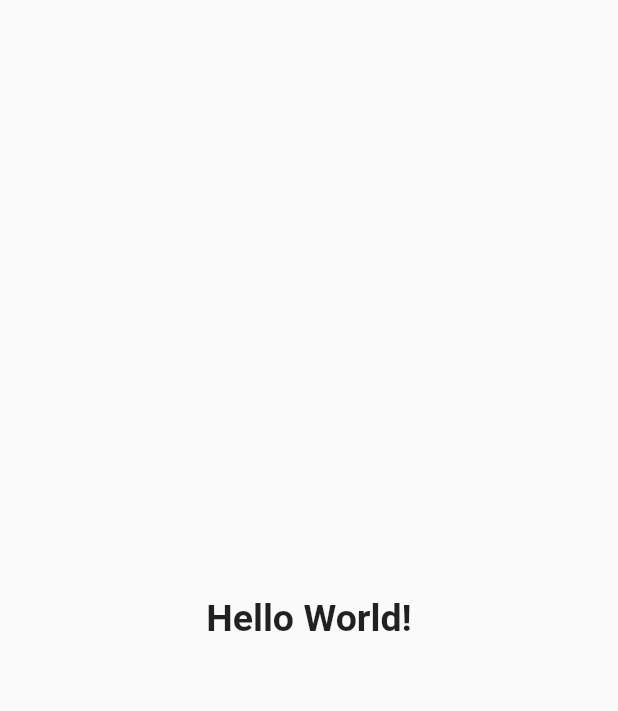
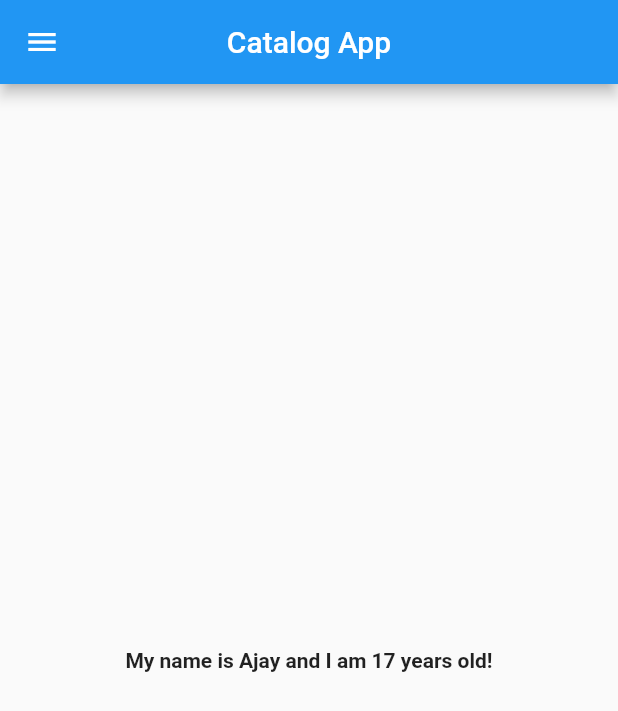
Before and after one commit to AjayBhosale1009/flutter-8-hour-course, a Flutter app: the screen it shows after launch, on a phone screen of 412 x 824 dp. Shown: the top 711 px of the screen. Run offline on Flutter 3.47's test engine with Material 2 defaults, Android fonts, the phone set to English and light mode, and no system bars.

Commit message:
Day 2 completed

```diff
--- /dev/null
+++ b/lib/home_page.dart
@@ -0,0 +1,26 @@
+import 'package:flutter/material.dart';
+
+class HomePage extends StatelessWidget {
+  @override
+  Widget build(BuildContext context) {
+    int age = 17;
+    String name = "Ajay";
+    return Scaffold(
+      appBar: AppBar(
+        centerTitle: true,
+        title: Text(
+          "Catalog App",
+        ),
+      ),
+      body: Center(
+        child: Container(
+          child: Text(
+            "My name is $name and I am $age years old!",
+            style: TextStyle(fontWeight: FontWeight.bold),
+          ),
+        ),
+      ),
+      drawer: Drawer(),
+    );
+  }
+}
--- a/lib/main.dart
+++ b/lib/main.dart
@@ -1,5 +1,6 @@
 import 'package:flutter/material.dart';
 import 'package:flutter/services.dart';
+import 'home_page.dart';
 
 void main() => runApp(MyApp());
 
@@ -10,16 +11,7 @@ class MyApp extends StatelessWidget {
         SystemUiOverlayStyle(statusBarColor: Colors.transparent));
     return MaterialApp(
       debugShowCheckedModeBanner: false,
-      home: Material(
-        child: Center(
-          child: Container(
-            child: Text(
-              "Hello World!",
-              style: TextStyle(fontSize: 25, fontWeight: FontWeight.bold),
-            ),
-          ),
-        ),
-      ),
+      home: HomePage(),
     );
   }
 }
```
Also changed, not shown: pubspec.yaml (+4 -5 lines), assets/fonts/Nunito-Bold.ttf (added), assets/fonts/Nunito-Regular.ttf (added).
